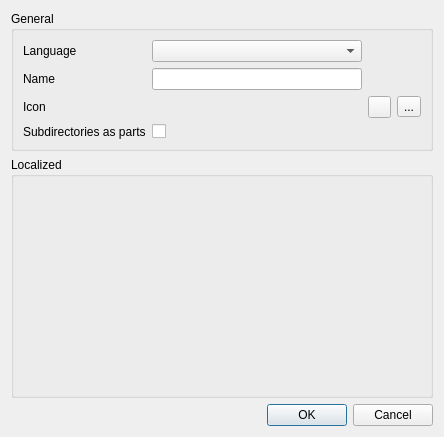
Old version of the form src/directoryeditordialog.ui in the repository ZIMA-Engineering/ZIMA-CAD-Parts.
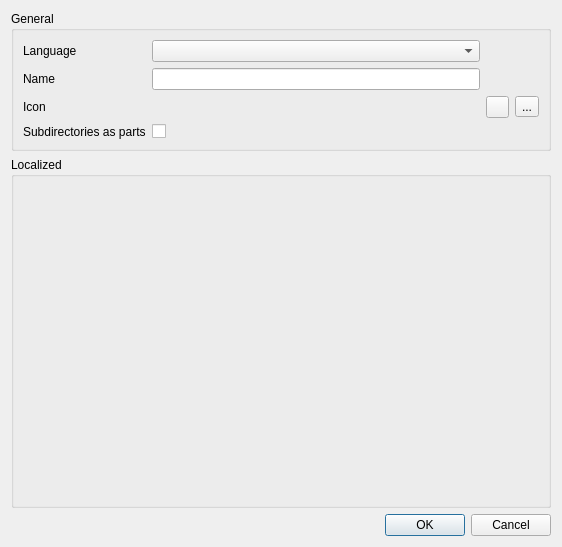
New version of the form. Icons and pictures are not drawn.

Commit message: Directory edit dialog: increase default dimensions

```diff
--- a/src/directoryeditordialog.ui
+++ b/src/directoryeditordialog.ui
@@ -6,8 +6,8 @@
    <rect>
     <x>0</x>
     <y>0</y>
-    <width>444</width>
-    <height>437</height>
+    <width>562</width>
+    <height>547</height>
    </rect>
   </property>
   <property name="windowTitle">
```
